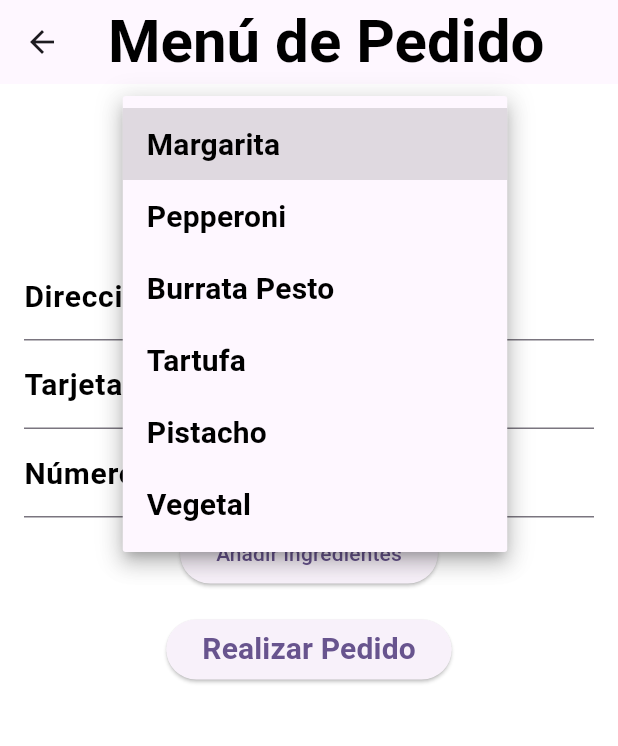
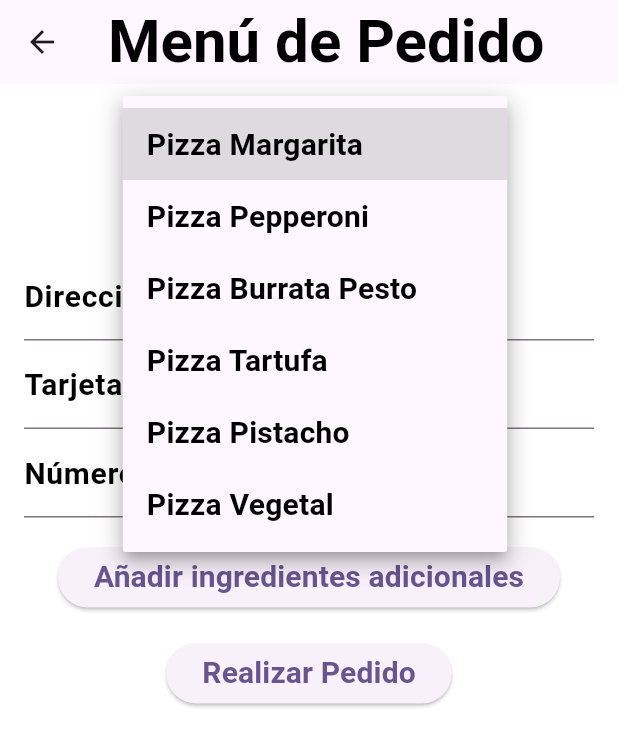
Before and after one commit to vicmaviclu/DS, a Flutter app: the MenuPedido screen opened directly, after a tap on "Selecciona una pizza", on a phone screen of 412 x 824 dp. Shown: the top 746 px of the screen. Run offline on Flutter 3.47's test engine with Material 3 defaults, Android fonts, the phone set to English and light mode, and no system bars.

Commit message:
mega ampliacion

```diff
--- a/P2/ejercicio_grupal/lib/builders/burrata_builder.dart
+++ b/P2/ejercicio_grupal/lib/builders/burrata_builder.dart
@@ -1,29 +1,27 @@
-import 'package:ejercicio_grupal/builders/pizza_builder.dart';
+import '/builders/pizza_builder.dart';
 
 class BurrataPesto extends PizzaBuilder {
+  final String nombre = 'Burrata Pesto';
+  final double precio = 9.0;
+  final List<String> ingredientes = ['Pesto', 'Burrata', 'Aceite de Oliva', 'Tomate Cherry'];
+
   @override
   void setNombre() {
-    pizza.nombre = 'Burrata Pesto';
+    pizza.setNombre = nombre;
   }
 
   @override
   void setPrecio() {
-    pizza.precio = 9.0;
+    pizza.setPrecio = precio;
   }
 
   @override
   void setTamano(String tamano) {
-    pizza.tamano = tamano;
+    pizza.setTamano = tamano;
   }
 
   @override
   void setIngredientes() {
-    pizza.ingredientes = ['Pesto', 'Burrata', 'Aceite de Oliva', 'Tomate Cherry'];
-  }
-
-  @override
-  void setIngredientesAdicionales( List<String> ingredientesAdicionales) {
-    pizza.ingredientes.addAll(ingredientesAdicionales);
-
+    pizza.setIngredientes = ingredientes;
   }
 }
--- a/P2/ejercicio_grupal/lib/builders/margarita_builder.dart
+++ b/P2/ejercicio_grupal/lib/builders/margarita_builder.dart
@@ -1,30 +1,27 @@
-import 'pizza_builder.dart';
+import '/builders/pizza_builder.dart';
 
 class MargaritaBuilder extends PizzaBuilder {
+  final String nombre = 'Margarita';
+  final double precio = 8.50;
+  final List<String> ingredientes = ['Tomate', 'Mozzarella', 'Albahaca'];
+
   @override
   void setNombre() {
-    pizza.nombre = 'Margarita';
+    pizza.setNombre = nombre;
   }
 
   @override
   void setPrecio() {
-    pizza.precio = 8.50;
+    pizza.setPrecio = precio;
   }
 
   @override
   void setTamano(String tamano) {
-    pizza.tamano = tamano;
+    pizza.setTamano = tamano;
   }
 
   @override
   void setIngredientes() {
-    pizza.ingredientes = ['Tomate', 'Mozzarella', 'Albahaca'];
-  }
-
-
-  @override
-  void setIngredientesAdicionales( List<String> ingredientesAdicionales) {
-    pizza.ingredientes.addAll(ingredientesAdicionales);
-
+    pizza.setIngredientes = ingredientes;
   }
 }
--- a/P2/ejercicio_grupal/lib/builders/pepperoni_builder.dart
+++ b/P2/ejercicio_grupal/lib/builders/pepperoni_builder.dart
@@ -1,30 +1,27 @@
-import 'pizza_builder.dart';
+import '/builders/pizza_builder.dart';
 
 class PepperoniBuilder extends PizzaBuilder {
+  final String nombre = 'Pepperoni';
+  final double precio = 9.0;
+  final List<String> ingredientes = ['Tomate', 'Mozzarella', 'Pepperoni'];
+
   @override
   void setNombre() {
-    pizza.nombre = 'Pepperoni';
+    pizza.setNombre = nombre;
   }
 
   @override
   void setPrecio() {
-    pizza.precio = 9.00;
+    pizza.setPrecio = precio;
   }
 
   @override
   void setTamano(String tamano) {
-    pizza.tamano = tamano;
+    pizza.setTamano = tamano;
   }
 
   @override
   void setIngredientes() {
-    pizza.ingredientes = ['Tomate', 'Mozzarella', 'Pepperoni'];
-  }
-
-
-  @override
-  void setIngredientesAdicionales( List<String> ingredientesAdicionales) {
-    pizza.ingredientes.addAll(ingredientesAdicionales);
-
+    pizza.setIngredientes = ingredientes;
   }
 }
--- a/P2/ejercicio_grupal/lib/builders/pistacho_buider.dart
+++ b/P2/ejercicio_grupal/lib/builders/pistacho_buider.dart
@@ -1,30 +1,27 @@
-import 'package:ejercicio_grupal/builders/pizza_builder.dart';
+import '/builders/pizza_builder.dart';
 
 class Pistacho extends PizzaBuilder {
+  final String nombre = 'Pistacho';
+  final double precio = 11.0;
+  final List<String> ingredientes = ['Tomate', 'Burrata', 'Pistacho', 'Aceite de oliva', 'Jamón Cocido', 'Rúcula'];
+
   @override
   void setNombre() {
-    pizza.nombre = 'Pistacho';
+    pizza.setNombre = nombre;
   }
 
   @override
   void setPrecio() {
-    pizza.precio = 11.0;
+    pizza.setPrecio = precio;
   }
 
   @override
   void setTamano(String tamano) {
-    pizza.tamano = tamano;
+    pizza.setTamano = tamano;
   }
 
   @override
   void setIngredientes() {
-    pizza.ingredientes = ['Tomate', 'Burrata', 'Pistacho', 'Aceite de oliva', 'Jamón Cocido', 'Rúcula'];
-  }
-
-
-  @override
-  void setIngredientesAdicionales( List<String> ingredientesAdicionales) {
-    pizza.ingredientes.addAll(ingredientesAdicionales);
-
+    pizza.setIngredientes = ingredientes;
   }
 }
--- a/P2/ejercicio_grupal/lib/builders/pizza_builder.dart
+++ b/P2/ejercicio_grupal/lib/builders/pizza_builder.dart
@@ -11,9 +11,8 @@
   void setPrecio();
   void setTamano(String tamano);
   void setIngredientes();
-  void setIngredientesAdicionales(List<String> ingredientes);
 
   Pizza getPizza() {
-    return this.pizza;
+    return pizza;
   }
 }
--- a/P2/ejercicio_grupal/lib/builders/tartufa_builder.dart
+++ b/P2/ejercicio_grupal/lib/builders/tartufa_builder.dart
@@ -1,30 +1,27 @@
-import 'package:ejercicio_grupal/builders/pizza_builder.dart';
+import '/builders/pizza_builder.dart';
 
 class Tartufa extends PizzaBuilder {
+  final String nombre = 'Tartufa';
+  final double precio = 11.0;
+  final List<String> ingredientes = ['Tomate', 'Queso Pecorino', 'Trufa Negra', 'Aceite de Trufa'];
+
   @override
   void setNombre() {
-    pizza.nombre = 'Tartufa';
+    pizza.setNombre = nombre;
   }
 
   @override
   void setPrecio() {
-    pizza.precio = 11.0;
+    pizza.setPrecio = precio;
   }
 
   @override
   void setTamano(String tamano) {
-    pizza.tamano = tamano;
+    pizza.setTamano = tamano;
   }
 
   @override
   void setIngredientes() {
-    pizza.ingredientes = ['Tomate', 'Queso Pecorino', 'Trufa Negra', 'Aceite de Trufa'];
-  }
-
-
-  @override
-  void setIngredientesAdicionales( List<String> ingredientesAdicionales) {
-    pizza.ingredientes.addAll(ingredientesAdicionales);
-
+    pizza.setIngredientes = ingredientes;
   }
 }
--- a/P2/ejercicio_grupal/lib/builders/vegetal_builder.dart
+++ b/P2/ejercicio_grupal/lib/builders/vegetal_builder.dart
@@ -1,30 +1,27 @@
-import 'package:ejercicio_grupal/builders/pizza_builder.dart';
+import '/builders/pizza_builder.dart';
 
 class Vegetal extends PizzaBuilder {
+  final String nombre = 'Vegetal';
+  final double precio = 8.0;
+  final List<String> ingredientes = ['Tomate', 'Mozzarella', 'Rucula', 'Tomate Cherry','Aceite de Oliva'];
+
   @override
   void setNombre() {
-    pizza.nombre = 'Vegetal';
+    pizza.setNombre = nombre;
   }
 
   @override
   void setPrecio() {
-    pizza.precio = 8.0;
+    pizza.setPrecio = precio;
   }
 
   @override
   void setTamano(String tamano) {
-    pizza.tamano = tamano;
+    pizza.setTamano = tamano;
   }
 
   @override
   void setIngredientes() {
-    pizza.ingredientes = ['Tomate', 'Mozzarella', 'Rucula', 'Tomate Cherry','Aceite de Oliva'];
-  }
-
-
-  @override
-  void setIngredientesAdicionales( List<String> ingredientesAdicionales) {
-    pizza.ingredientes.addAll(ingredientesAdicionales);
-
+    pizza.setIngredientes = ingredientes;
   }
 }
--- a/P2/ejercicio_grupal/lib/menu_pedido.dart
+++ b/P2/ejercicio_grupal/lib/menu_pedido.dart
@@ -75,13 +75,20 @@
     );
   }
 
-  Widget buildBotonPedido() {
+  Widget buildBotonPedido(String text) {
     return Padding(
       padding: const EdgeInsets.only(top: 16.0),
       child: ElevatedButton(
         onPressed: clickBoton,
-        child: const Text('Realizar Pedido', style: TextStyle(fontSize:20, fontWeight: FontWeight.bold)),
-      ),
+        child: Text(text, style: const TextStyle(fontSize:20, fontWeight: FontWeight.bold)),      ),
+    );
+  }
+  Widget buildBoton(String text) {
+    return Padding(
+      padding: const EdgeInsets.only(top: 16.0),
+      child: ElevatedButton(
+        onPressed: mostrarDialogoIngredientes,
+        child: Text(text, style: const TextStyle(fontSize:20, fontWeight: FontWeight.bold)),      ),
     );
   }
 
@@ -101,17 +108,15 @@
   }
 
   void crearPedido() {
-    double coste = carta.getCoste(pizzaSeleccionada!, tamanoSeleccionado!) + ingredientesAdicionalesSeleccionados.length * 0.5;
+    print(ingredientesAdicionalesSeleccionados);
     pedido = Pedido(
       pizzaSeleccionada: pizzaSeleccionada!,
       tamanoSeleccionado: tamanoSeleccionado!,
       direccion: direccionControlador.text,
       tarjeta: tarjetaControlador.text,
-      coste: coste,
       numeroTelefono: telefonoControlador.text,
       ingredientesAdicionalesSeleccionados: ingredientesAdicionalesSeleccionados,
     );
-
     pedido!.hacerPedido();
 
     showDialog(
@@ -131,12 +136,14 @@
             children: <Widget>[
               Text(
                 pedido.toString(),
-                style:const TextStyle(fontSize: 18),
+                style:const TextStyle(fontSize: 24),
               ),
               const SizedBox(height: 30),
-              Text(
-                'Hora estimada de llegada: ${DateTime.now().add(const Duration(minutes: 30)).toLocal().toString().substring(11, 16)} - ${DateTime.now().add(const Duration(minutes: 45)).toLocal().toString().substring(11, 16)}',
-                style:const TextStyle(fontWeight: FontWeight.bold),
+              Center(
+                child: Text(
+                  'Hora estimada de llegada: ${DateTime.now().add(const Duration(minutes: 30)).toLocal().toString().substring(11, 16)} - ${DateTime.now().add(const Duration(minutes: 45)).toLocal().toString().substring(11, 16)}',
+                  style:const TextStyle(fontWeight: FontWeight.bold),
+                ),
               ),
             ],
           ),
@@ -149,6 +156,7 @@
     setState(() {
       pizzaSeleccionada = null;
       tamanoSeleccionado = null;
+      ingredientesAdicionalesSeleccionados = [];
       direccionControlador.clear();
       tarjetaControlador.clear();
       telefonoControlador.clear();
@@ -183,7 +191,7 @@
         return StatefulBuilder(
           builder: (BuildContext context, StateSetter setState) {
             return AlertDialog(
-              title: Text('Selecciona ingredientes adicionales'),
+              title: const Text('Selecciona ingredientes adicionales'),
               content: Column(
                 children: ingredientesAdicionalesDisponibles.map((ingrediente) {
                   return CheckboxListTile(
@@ -201,11 +209,17 @@
                 }).toList(),
               ),
               actions: [
-                TextButton(
-                  child: Text('OK'),
-                  onPressed: () {
-                    Navigator.of(context).pop();
-                  },
+                Center(
+                  child: SizedBox(
+                    width: 100, // Ancho del botón
+                    height: 50, // Altura del botón
+                    child: TextButton(
+                      child: const Text('OK'),
+                      onPressed: () {
+                        Navigator.of(context).pop();
+                      },
+                    ),
+                  ),
                 ),
               ],
             );
@@ -232,11 +246,8 @@
                 buildTextField('Dirección', direccionControlador),
                 buildTextField('Tarjeta de Crédito', tarjetaControlador),
                 buildTextField('Número de Teléfono', telefonoControlador),
-                ElevatedButton(
-                  onPressed: mostrarDialogoIngredientes,
-                  child: Text('Añadir ingredientes'),
-                ),
-                buildBotonPedido(),
+                buildBoton('Añadir ingredientes adicionales'),
+                buildBotonPedido('Realizar Pedido'),
               ],
             ),
           ),
--- a/P2/ejercicio_grupal/lib/models/pizza.dart
+++ b/P2/ejercicio_grupal/lib/models/pizza.dart
@@ -1,9 +1,49 @@
 class Pizza {
-  String nombre = 'Pizza';
+  String nombre = 'Pizza ';
   double precio = 0.0;
   List<String> ingredientes = [];
   String tamano = '';
-  List<String> ingredientesAdicionales = [];
+  Map<String, double> costesAdicionales = {
+    'Mediana': 1.0,
+    'Grande': 2.0,
+    'Gigante': 3.0,
+  };
 
   Pizza();
+
+  // Getters
+  String get getNombre => nombre;
+  double get getPrecio => precio;
+  List<String> get getIngredientes => ingredientes;
+  String get getTamano => tamano;
+  //List<String> get getIngredientesAdicionales => ingredientesAdicionales;
+
+  set setNombre(String nuevoNombre) {
+    nombre += nuevoNombre;
+  }
+
+  set setPrecio(double nuevoPrecio) {
+    precio = nuevoPrecio;
+  }
+
+  set setIngredientes(List<String> nuevosIngredientes) {
+    ingredientes = nuevosIngredientes;
+  }
+
+  set setTamano(String nuevoTamano) {
+    tamano = nuevoTamano;
+  }
+
+  void updatePrecio(double incremento) {
+    precio += incremento;
+  }
+
+  void addIngrediente(String nuevoIngrediente) {
+    ingredientes.add(nuevoIngrediente);
+  }
+
+  double getCoste(String tamano) {
+      double costeAdicional = costesAdicionales[tamano] ?? 0.0;
+      return getPrecio + costeAdicional;
+  }
 }
--- /dev/null
+++ b/P2/ejercicio_grupal/lib/models/pizza_adicional_aceitunos.dart
@@ -0,0 +1,18 @@
+import 'pizza_decorator.dart';
+import 'pizza.dart';
+
+class PizzaAdicionalAceituna extends PizzaDecorator {
+  final String ingrediente = 'Aceitunas Extra';
+  PizzaAdicionalAceituna(Pizza pizza) : super(pizza);
+
+
+  @override
+  void updateDescription() {
+    pizza.addIngrediente(ingrediente);
+  }
+
+  @override
+  void updateCoste() {
+    pizza.updatePrecio(costeAdicional);
+  }
+}
--- /dev/null
+++ b/P2/ejercicio_grupal/lib/models/pizza_adicional_cebolla.dart
@@ -0,0 +1,18 @@
+import 'pizza_decorator.dart';
+import 'pizza.dart';
+
+class PizzaAdicionalCebolla extends PizzaDecorator {
+  final String ingrediente = 'Cebolla Extra';
+  PizzaAdicionalCebolla(Pizza pizza) : super(pizza);
+
+
+  @override
+  void updateDescription() {
+    pizza.addIngrediente(ingrediente);
+  }
+
+  @override
+  void updateCoste() {
+    pizza.updatePrecio(costeAdicional);
+  }
+}
--- /dev/null
+++ b/P2/ejercicio_grupal/lib/models/pizza_adicional_champiñones.dart
@@ -0,0 +1,18 @@
+import 'pizza_decorator.dart';
+import 'pizza.dart';
+
+class PizzaAdicionalChampinones extends PizzaDecorator {
+  final String ingrediente = 'Champiñones Extra';
+  PizzaAdicionalChampinones(Pizza pizza) : super(pizza);
+
+
+  @override
+  void updateDescription() {
+    pizza.addIngrediente(ingrediente);
+  }
+
+  @override
+  void updateCoste() {
+    pizza.updatePrecio(costeAdicional);
+  }
+}
--- /dev/null
+++ b/P2/ejercicio_grupal/lib/models/pizza_adicional_pimientos.dart
@@ -0,0 +1,18 @@
+import 'pizza_decorator.dart';
+import 'pizza.dart';
+
+class PizzaAdicionalPimientos extends PizzaDecorator {
+  final String ingrediente = 'Pimientos Extra';
+  PizzaAdicionalPimientos(Pizza pizza) : super(pizza);
+
+
+  @override
+  void updateDescription() {
+    pizza.addIngrediente(ingrediente);
+  }
+
+  @override
+  void updateCoste() {
+    pizza.updatePrecio(costeAdicional);
+  }
+}
--- /dev/null
+++ b/P2/ejercicio_grupal/lib/models/pizza_adicional_queso.dart
@@ -0,0 +1,18 @@
+import 'pizza_decorator.dart';
+import 'pizza.dart';
+
+class PizzaAdicionalQueso extends PizzaDecorator {
+  final String ingrediente = 'queso extra';
+  PizzaAdicionalQueso(Pizza pizza) : super(pizza);
+
+
+  @override
+  void updateDescription() {
+    pizza.addIngrediente(ingrediente);
+  }
+
+  @override
+  void updateCoste() {
+    pizza.updatePrecio(costeAdicional);
+  }
+}
--- /dev/null
+++ b/P2/ejercicio_grupal/lib/models/pizza_decorator.dart
@@ -0,0 +1,15 @@
+import 'pizza.dart';
+
+abstract class PizzaDecorator extends Pizza {
+  Pizza pizza;
+  final double costeAdicional = 0.5;
+
+  PizzaDecorator(this.pizza);
+
+
+  void updateDescription();
+
+  void updateCoste();
+
+  Pizza get getPizza => pizza;
+}
--- a/P2/ejercicio_grupal/lib/pedido.dart
+++ b/P2/ejercicio_grupal/lib/pedido.dart
@@ -1,15 +1,18 @@
-import 'package:flutter/foundation.dart';
+import 'pizza_factory.dart';
+import '/models/pizza.dart';
+import 'pizza_extras.dart';
 
 import 'sistema_envios.dart';
 import 'sistema_pagos.dart';
 
 class Pedido {
+  Pizza? pizza;
   static int _contadorPedidos = 0;
   final int numeroPedido;
   final String pizzaSeleccionada;
   final String tamanoSeleccionado;
   final SistemaEnvios sistemaEnvios;
-  final SistemaPagos sistemaPagos;
+  SistemaPagos sistemaPagos;
   final String numeroTelefono;
   List<String> ingredientesAdicionalesSeleccionados = [];
 
@@ -18,23 +21,23 @@
     required this.tamanoSeleccionado,
     required String direccion,
     required String tarjeta,
-    required double coste,
     required this.numeroTelefono,
     required this.ingredientesAdicionalesSeleccionados,
   })  : sistemaEnvios = SistemaEnvios(direccion: direccion, numeroTelefono: numeroTelefono),
-        sistemaPagos = SistemaPagos(tarjeta: tarjeta, coste: coste),
+        sistemaPagos = SistemaPagos(tarjeta: tarjeta),
         numeroPedido = ++_contadorPedidos;
 
 
-  void hacerPedido() {
-    sistemaPagos.procesarPago();
-    sistemaEnvios.enviarPedido();
-    print('pedido realizado');
-    // LLamar al builder correspondiente para hacer la pizza y devolverla
-    // Se puede hacer un controlador de builders que llame al builder correspondiente
-    // o hacer unos builders que te hagan la pizza basica con cada tamaño
-    // y luego hacer el patron decorador para los ingedientes(decoradorPepperoni, decoradorMargarita, etc)
+void hacerPedido() {
+  sistemaPagos.procesarPago();
+  sistemaEnvios.enviarPedido();
+  pizza = PizzaFactory.createPizza(pizzaSeleccionada, tamanoSeleccionado);
+  if (ingredientesAdicionalesSeleccionados.isNotEmpty) {
+    PizzaExtras.anadirExtras(pizza!, ingredientesAdicionalesSeleccionados);
   }
+  sistemaPagos.coste = pizza!.getCoste(tamanoSeleccionado);
+  print('Pedido realizado');
+}
 
  @override
   String toString() {
@@ -45,7 +48,7 @@
           'Dirección: ${sistemaEnvios.direccion}\n'
           'Número de teléfono: $numeroTelefono\n'
           'Tarjeta: ${sistemaPagos.tarjeta}\n'
-          'Coste: ${sistemaPagos.coste};\n'
-          'Extras: ${ingredientesAdicionalesSeleccionados.join(', ')}\n';
+          'Coste: ${sistemaPagos.coste}\n'
+          'Extras: ${ingredientesAdicionalesSeleccionados.isEmpty ? 'No extras' : ingredientesAdicionalesSeleccionados.join(', ')}';
   }
 }
--- /dev/null
+++ b/P2/ejercicio_grupal/lib/pizza_extras.dart
@@ -0,0 +1,33 @@
+import '/models/pizza.dart';
+import 'package:ejercicio_grupal/models/pizza_decorator.dart';
+import '/models/pizza_adicional_queso.dart';
+import '/models/pizza_adicional_aceitunos.dart';
+import '/models/pizza_adicional_champiñones.dart';
+import '/models/pizza_adicional_pimientos.dart';
+import '/models/pizza_adicional_cebolla.dart';
+
+class PizzaExtras {
+  static void anadirExtras(Pizza pizza, List<String> ingredientesAdicionalesSeleccionados) {
+    final ingredientesAMetodos = {
+      'Aceitunas': (Pizza p) => PizzaAdicionalAceituna(p),
+      'Champiñones': (Pizza p) => PizzaAdicionalChampinones(p),
+      'Pimientos': (Pizza p) => PizzaAdicionalPimientos(p),
+      'Cebolla': (Pizza p) => PizzaAdicionalCebolla(p),
+      'Extra queso': (Pizza p) => PizzaAdicionalQueso(p),
+    };
+
+    for (var ingrediente in ingredientesAdicionalesSeleccionados) {
+      if (ingredientesAMetodos.containsKey(ingrediente)) {
+        pizza = ingredientesAMetodos[ingrediente]!(pizza);
+      }
+    }
+
+    actualizar(pizza as PizzaDecorator);
+  }
+
+  // Método para actualizar la descripción y el coste de la pizza
+  static void actualizar(PizzaDecorator pizza) {
+    pizza.updateDescription();
+    pizza.updateCoste();
+  }
+}
--- /dev/null
+++ b/P2/ejercicio_grupal/lib/pizza_factory.dart
@@ -0,0 +1,29 @@
+import '/builders/director.dart';
+import '/builders/margarita_builder.dart';
+import '/builders/pepperoni_builder.dart';
+import '/builders/vegetal_builder.dart';
+import '/builders/burrata_builder.dart';
+import '/builders/pistacho_buider.dart';
+import '/builders/tartufa_builder.dart';
+import '/models/pizza.dart';
+
+class PizzaFactory {
+  static Pizza createPizza(String pizzaSeleccionada, String tamanoSeleccionado) {
+    switch (pizzaSeleccionada) {
+      case 'Pizza Margarita':
+        return Director(MargaritaBuilder()).build(tamanoSeleccionado);
+      case 'Pizza Pepperoni':
+        return Director(PepperoniBuilder()).build(tamanoSeleccionado);
+      case 'Pizza Vegetariana':
+        return Director(Vegetal()).build(tamanoSeleccionado);
+      case 'Pizza Burrata Pesto':
+        return Director(BurrataPesto()).build(tamanoSeleccionado);
+      case 'Pizza Pistacho':
+        return Director(Pistacho()).build(tamanoSeleccionado);
+      case 'Pizza Tartufa':
+        return Director(Tartufa()).build(tamanoSeleccionado);
+      default:
+        throw Exception('Tipo de pizza no reconocido: $pizzaSeleccionada');
+    }
+  }
+}
--- a/P2/ejercicio_grupal/lib/sistema_pagos.dart
+++ b/P2/ejercicio_grupal/lib/sistema_pagos.dart
@@ -1,8 +1,8 @@
 class SistemaPagos {
   final String tarjeta;
-  final double coste;
+  double? coste;
 
-  SistemaPagos({required this.tarjeta, required this.coste});
+  SistemaPagos({required this.tarjeta});
 
   void procesarPago() {
     print('Procesando el pago con la tarjeta $tarjeta');
```
Also changed, not shown: P2/ejercicio_grupal/lib/carta.dart (+1 -12 lines).
